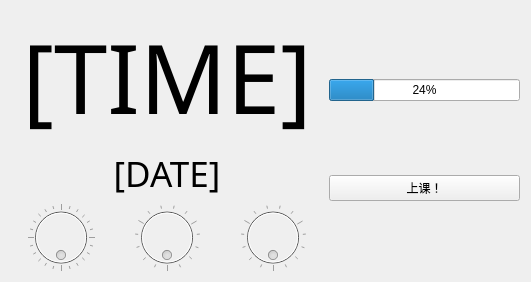
This is mainWindow.ui in aaaaPotato/TheWonderfulClock as Qt 5 draws it before an edit. The edited form follows.
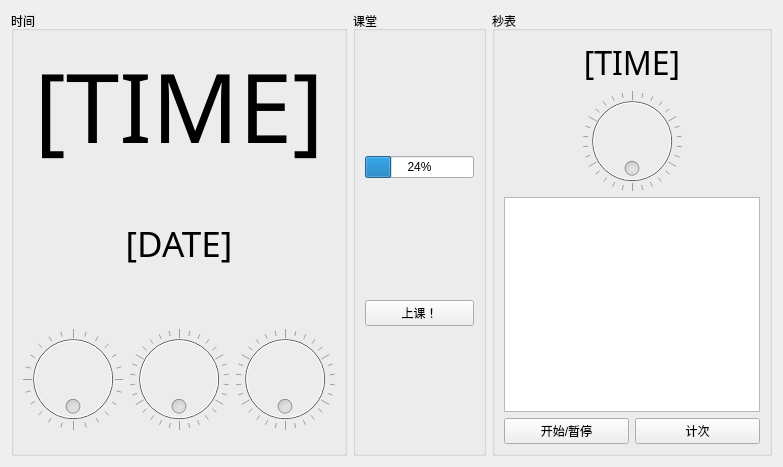
This is the edited form.

Commit message: 更新了布局

The edit to the form file:
```diff
--- a/mainWindow.ui
+++ b/mainWindow.ui
@@ -9,8 +9,8 @@
    <rect>
     <x>0</x>
     <y>0</y>
-    <width>531</width>
-    <height>282</height>
+    <width>783</width>
+    <height>467</height>
    </rect>
   </property>
   <property name="mouseTracking">
@@ -19,9 +19,13 @@
   <property name="windowTitle">
    <string>Form</string>
   </property>
-  <layout class="QHBoxLayout" name="horizontalLayout_2">
+  <layout class="QHBoxLayout" name="horizontalLayout_3">
    <item>
-    <layout class="QVBoxLayout" name="verticalLayout">
+    <widget class="QGroupBox" name="timeGB">
+     <property name="title">
+      <string>时间</string>
+     </property>
+     <layout class="QVBoxLayout" name="verticalLayout_2">
      <item>
       <widget class="QLabel" name="label">
        <property name="font">
@@ -137,9 +141,14 @@
       </layout>
      </item>
     </layout>
+    </widget>
    </item>
    <item>
-    <layout class="QVBoxLayout" name="verticalLayout_2">
+    <widget class="QGroupBox" name="classGB">
+     <property name="title">
+      <string>课堂</string>
+     </property>
+     <layout class="QVBoxLayout" name="verticalLayout_3">
      <item>
       <widget class="QProgressBar" name="passedTime">
        <property name="cursor">
@@ -170,6 +179,81 @@
       </widget>
      </item>
     </layout>
+    </widget>
+   </item>
+   <item>
+    <widget class="QGroupBox" name="stopwatchGB">
+     <property name="title">
+      <string>秒表</string>
+     </property>
+     <layout class="QVBoxLayout" name="verticalLayout_4">
+      <item>
+       <widget class="QLabel" name="label_3">
+        <property name="font">
+         <font>
+          <family>等线</family>
+          <pointsize>24</pointsize>
+         </font>
+        </property>
+        <property name="text">
+         <string>[TIME]</string>
+        </property>
+        <property name="alignment">
+         <set>Qt::AlignmentFlag::AlignCenter</set>
+        </property>
+       </widget>
+      </item>
+      <item>
+       <widget class="QDial" name="dial">
+        <property name="enabled">
+         <bool>false</bool>
+        </property>
+        <property name="cursor">
+         <cursorShape>ForbiddenCursor</cursorShape>
+        </property>
+        <property name="maximum">
+         <number>60</number>
+        </property>
+        <property name="pageStep">
+         <number>5</number>
+        </property>
+        <property name="wrapping">
+         <bool>true</bool>
+        </property>
+        <property name="notchesVisible">
+         <bool>true</bool>
+        </property>
+       </widget>
+      </item>
+      <item>
+       <widget class="QTextBrowser" name="countsBrowser"/>
+      </item>
+      <item>
+       <layout class="QHBoxLayout" name="horizontalLayout_2">
+        <item>
+         <widget class="QPushButton" name="SPButton">
+          <property name="cursor">
+           <cursorShape>PointingHandCursor</cursorShape>
+          </property>
+          <property name="text">
+           <string>开始/暂停</string>
+          </property>
+         </widget>
+        </item>
+        <item>
+         <widget class="QPushButton" name="countingButton">
+          <property name="cursor">
+           <cursorShape>PointingHandCursor</cursorShape>
+          </property>
+          <property name="text">
+           <string>计次</string>
+          </property>
+         </widget>
+        </item>
+       </layout>
+      </item>
+     </layout>
+    </widget>
    </item>
   </layout>
  </widget>
```
Left out of the diff: 3 changed lines with no effect on the pictures. Lines whose indentation alone changed are shown as unchanged. The commit also changes 2 other files.
